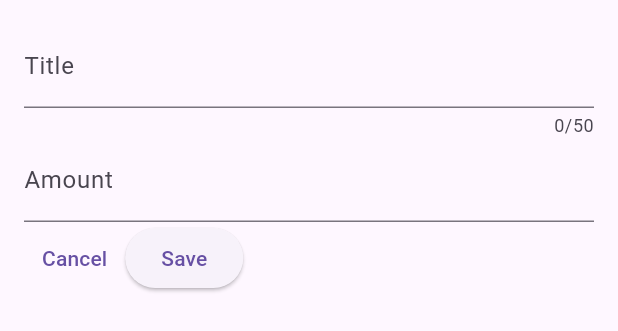
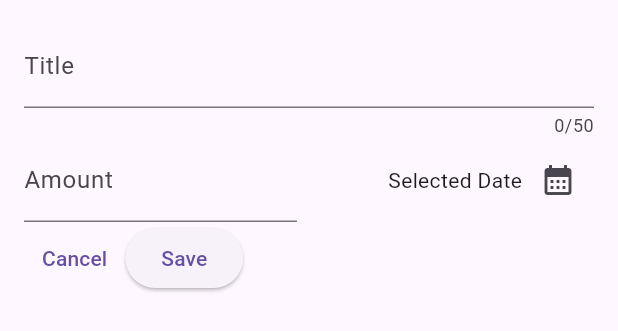
Before and after one commit to parth-n/expense_tracker, a Flutter app: the NewExpense widget shown alone on an empty page, opened directly, on a phone screen of 412 x 824 dp. Shown: the top 331 px of the screen. Run offline on Flutter 3.47's test engine with Material 3 defaults, Android fonts, the phone set to English and light mode, and no system bars.

Commit message:
added datePicker

```diff
--- a/lib/widgets/expenses_list/new_expense.dart
+++ b/lib/widgets/expenses_list/new_expense.dart
@@ -2,6 +2,7 @@ import 'package:flutter/material.dart';
 
 class NewExpense extends StatefulWidget {
   const NewExpense({super.key});
+
   @override
   State<NewExpense> createState() {
     return _NewExpenseState();
@@ -12,6 +13,19 @@ class _NewExpenseState extends State<NewExpense> {
   final _titlecontroller =
       TextEditingController(); // it is a class provided by flutter
   final _amountcontroller = TextEditingController();
+
+  void _presentDatePicker() {
+    // date picker function , show date picker is inbuilt.
+    final now = DateTime.now();
+    final firstDate = DateTime(now.year - 1, now.month, now.day);
+    final lastDate = now;
+    showDatePicker(
+        context: context,
+        initialDate: now,
+        firstDate: firstDate,
+        lastDate: lastDate);
+  }
+
   @override
   void dispose() {
     _titlecontroller.dispose();
@@ -31,13 +45,33 @@ class _NewExpenseState extends State<NewExpense> {
             label: Text('Title'),
           ),
         ),
-        TextField(
+        Row(
+          children: [
+            Expanded(
+              child: TextField(
                 controller: _amountcontroller,
                 keyboardType: TextInputType.number,
                 decoration: const InputDecoration(
                   prefixText: '₹',
                   label: Text('Amount'),
                 ),
+              ),
+            ),
+            const SizedBox(
+              width: 16,
+            ),
+            Expanded(
+                child: Row(
+              mainAxisAlignment: MainAxisAlignment.end,
+              crossAxisAlignment: CrossAxisAlignment.center,
+              children: [
+                const Text('Selected Date'),
+                IconButton(
+                    onPressed: _presentDatePicker,
+                    icon: const Icon(Icons.calendar_month)),
+              ],
+            ))
+          ],
         ),
         Row(
           children: [
```
Lines whose indentation alone changed are shown as unchanged.
